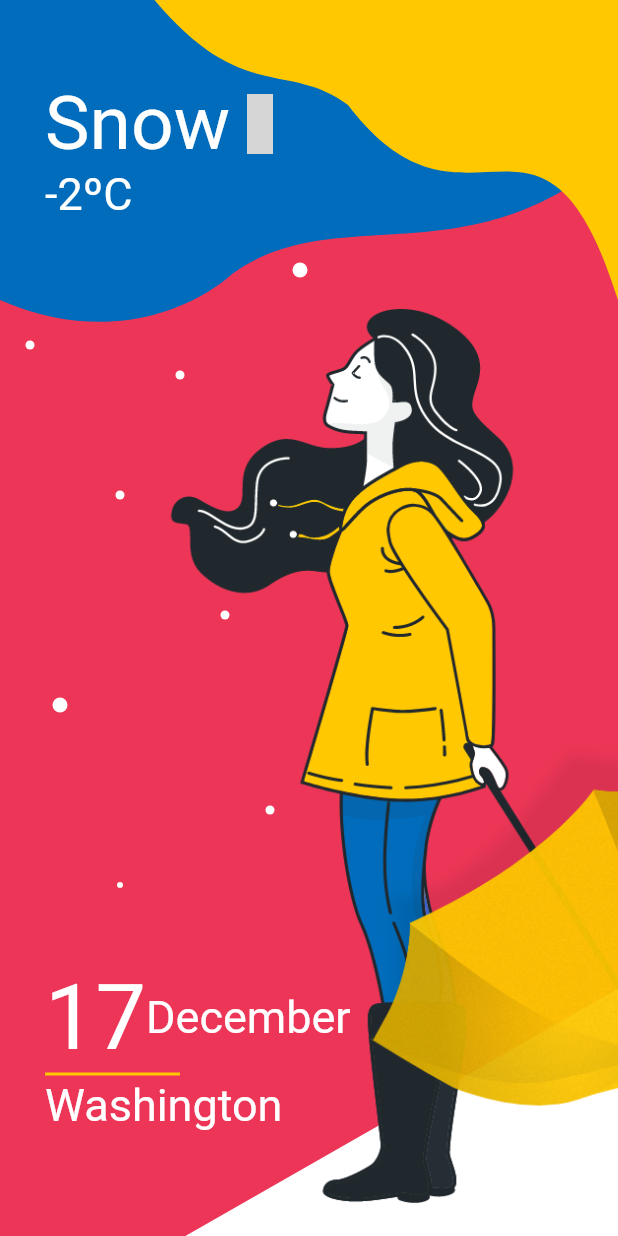
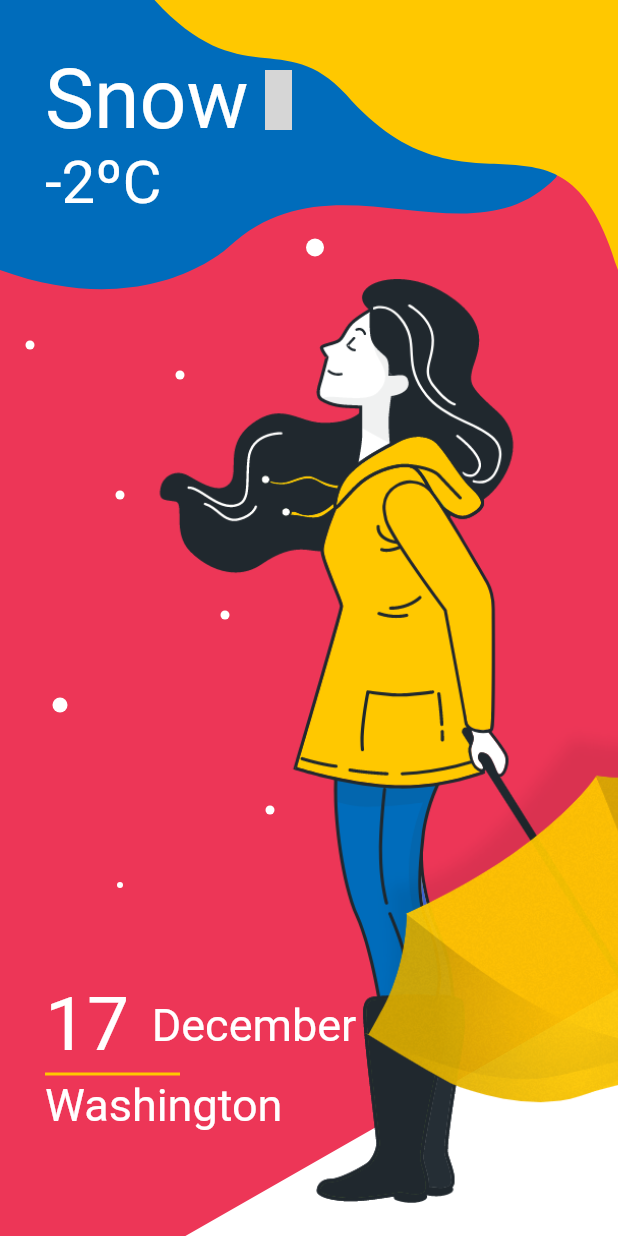
Before and after one commit to galydev/colorful-weather, a Flutter app: the screen it shows after launch, on a phone screen of 412 x 824 dp. Run offline on Flutter 3.47's test engine with Material 2 defaults, Android fonts, the phone set to English and light mode, and no system bars; our stand-ins replace iconsax; grey boxes are pictures that could not be loaded.

Commit message:
change pixels for percentaje an aconditioning view

```diff
--- a/lib/src/CustomPainter/snow_content_custom_painter.dart
+++ b/lib/src/CustomPainter/snow_content_custom_painter.dart
@@ -3,9 +3,6 @@ import 'package:flutter/material.dart';
 class SnowContentCustomPainter extends CustomPainter {
   @override
   void paint(Canvas canvas, Size size) {
-
-    debugPrint(size.width.toString());
-    debugPrint(size.height.toString());
 
     Paint paint = Paint()..color = Color(0XFFED3657)..style = PaintingStyle.fill;
     Path path = Path()..moveTo(0, 0);
--- a/lib/src/pages/home_page.dart
+++ b/lib/src/pages/home_page.dart
@@ -42,8 +42,11 @@ class _HomePageState extends State<HomePage> {
             children: [
               Row(
                 children: [
-                  Text('17', style: TextStyle(color: Colors.white, fontSize: 60.0),),
-                  Text('December', style: TextStyle(color: Colors.white, fontSize: 30.0),),
+                  Text('17', style: TextStyle(color: Colors.white, fontSize: 50.0),),
+                  Padding(
+                    padding: const EdgeInsets.only(left: 15.0),
+                    child: Text('December', style: TextStyle(color: Colors.white, fontSize: 30.0),),
+                  ),
                 ],
               ),
               Row(
@@ -68,26 +71,25 @@ class _HomePageState extends State<HomePage> {
         ),
       ),
       CustomPaint(
-        size: Size(size.width, 200),
+        size: Size(size.width, 180),
         painter: BlueCustomPainter(),
         child: Container(
           alignment: Alignment.centerLeft,
-          height: 200,
+          height: 180,
           width: size.width,
           margin: EdgeInsets.only(left: 30.0),
           child: Column(
-            // crossAxisAlignment: CrossAxisAlignment.center,
             mainAxisSize: MainAxisSize.min,
             children: [
               Row(
                 children: [
-                  Text('Snow',style: TextStyle(color: Colors.white, fontSize: 50.0),),
+                  Text('Snow',style: TextStyle(color: Colors.white, fontSize: 55.0),),
                   Icon(Iconsax.sun5,color: Colors.white, size: 40.0,)
                 ],
               ),
               Row(
                 children: [
-                  Text('-2ºC',style: TextStyle(color: Colors.white, fontSize: 30.0),),
+                  Text('-2ºC',style: TextStyle(color: Colors.white, fontSize: 40.0),),
                 ],
               ),
             ],
@@ -95,7 +97,7 @@ class _HomePageState extends State<HomePage> {
         ),
       ),
       CustomPaint(
-        size: Size(size.width, 200),
+        size: Size(size.width, 180),
         painter: YellowCustomPainter(),
       ),
       new Positioned(
@@ -103,7 +105,7 @@ class _HomePageState extends State<HomePage> {
         left: 90.0,
         child: new Container(
           width: 500.0,
-          height: 600.0,
+          height: 620.0,
           decoration: BoxDecoration(
             image: DecorationImage(
                 image: AssetImage("assets/img/IllustrationA.png"),
@@ -117,7 +119,7 @@ class _HomePageState extends State<HomePage> {
   List<Widget> _listSnowCircle(){
     return <Widget> [
       CustomPaint(
-        painter: SnowCustomPainter(x: 200.0, y: 180.0, sizeCircle: 5.0),
+        painter: SnowCustomPainter(x: 210.0, y: 165.0, sizeCircle: 6.0),
         child: null
       ),
       CustomPaint(
```
Also changed, not shown: lib/src/CustomPainter/blue_custom_painter.dart (+15 -10 lines), lib/src/CustomPainter/yellow_custom_painter.dart (+17 -10 lines).
